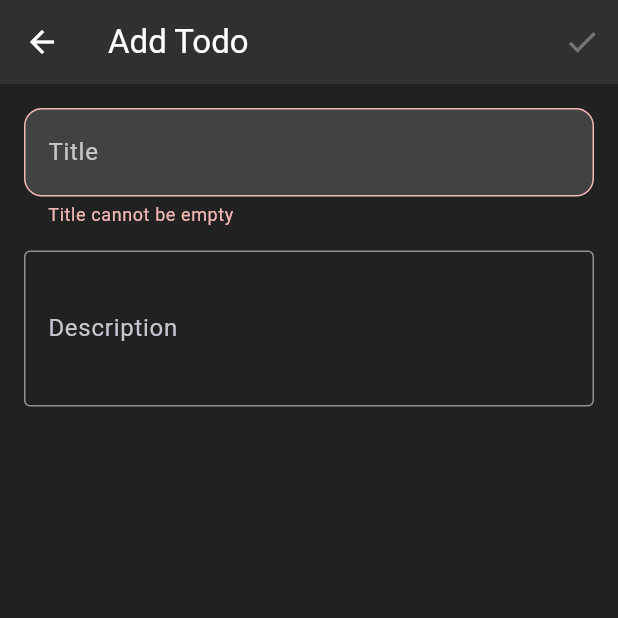
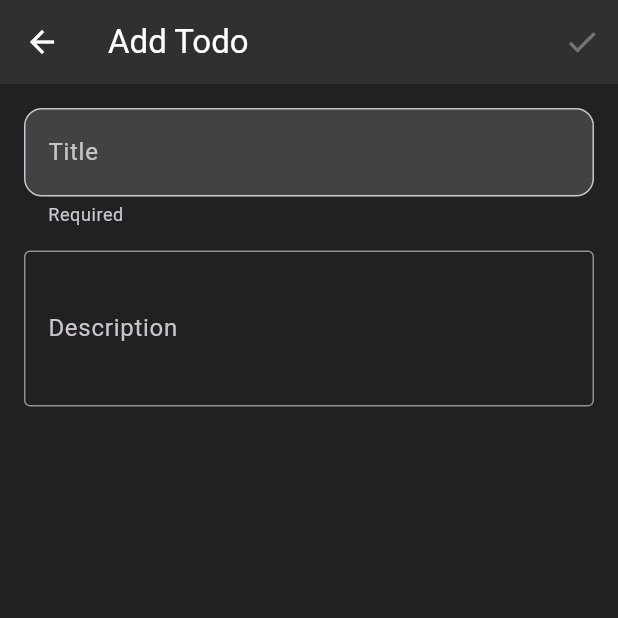
Before and after one commit to fulleni/TaskMaster, a Flutter app: the TodosAddView screen opened directly, on a phone screen of 412 x 824 dp, the top half of it. Run offline on Flutter 3.47's test engine with Material 3 defaults, Android fonts, the phone set to English and light mode, and no system bars; our stand-ins replace bloc, equatable, flutter_bloc, google_fonts, rxdart, shared_preferences; accounts and stored records are empty.

Commit message:
fix(todos_add): add isDirty state to track user input changes

```diff
--- a/lib/todos_add/bloc/todos_add_bloc.dart
+++ b/lib/todos_add/bloc/todos_add_bloc.dart
@@ -25,6 +25,7 @@ class TodosAddBloc extends Bloc<TodosAddEvent, TodosAddState> {
     emit(state.copyWith(
       title: title,
       isValid: title.isNotEmpty,
+      isDirty: true,
     ));
   }
 
--- a/lib/todos_add/bloc/todos_add_state.dart
+++ b/lib/todos_add/bloc/todos_add_state.dart
@@ -9,6 +9,7 @@ class TodosAddState extends Equatable {
     this.description = '',
     this.todo,
     this.isValid = false,
+    this.isDirty = false,
   });
 
   final TodosAddStatus status;
@@ -16,6 +17,7 @@ class TodosAddState extends Equatable {
   final String description;
   final Todo? todo;
   final bool isValid;
+  final bool isDirty;  // New field to track if user has started typing
 
   TodosAddState copyWith({
     TodosAddStatus? status,
@@ -23,6 +25,7 @@ class TodosAddState extends Equatable {
     String? description,
     Todo? todo,
     bool? isValid,
+    bool? isDirty,
   }) {
     return TodosAddState(
       status: status ?? this.status,
@@ -30,9 +33,10 @@ class TodosAddState extends Equatable {
       description: description ?? this.description,
       todo: todo ?? this.todo,
       isValid: isValid ?? this.isValid,
+      isDirty: isDirty ?? this.isDirty,
     );
   }
 
   @override
-  List<Object?> get props => [status, title, description, todo, isValid];
+  List<Object?> get props => [status, title, description, todo, isValid, isDirty];
 }
--- a/lib/todos_add/view/todos_add_page.dart
+++ b/lib/todos_add/view/todos_add_page.dart
@@ -98,7 +98,9 @@ class _TitleField extends StatelessWidget {
                   ? Colors.white70
                   : Colors.black54,
             ),
-            errorText: state.title.isEmpty ? 'Title cannot be empty' : null,
+            errorText: state.isDirty && state.title.isEmpty
+                ? 'Title cannot be empty'
+                : null,
             helperText: 'Required',
           ),
         );
--- a/pubspec.yaml
+++ b/pubspec.yaml
@@ -1,7 +1,7 @@
 name: taskmaster
 description: TaskMaster is a user-friendly task management application built with Flutter, designed to help you stay organized and productive.
 publish_to: "none"
-version: 0.8.1
+version: 0.8.2
 
 environment:
   sdk: ^3.6.1
```
